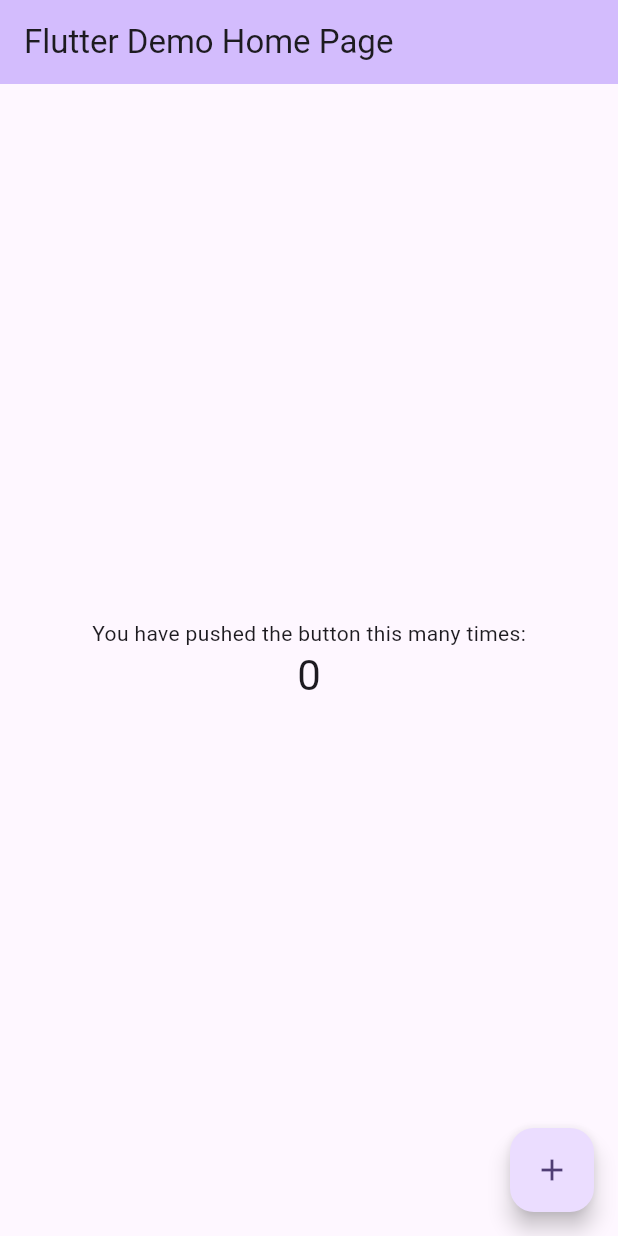
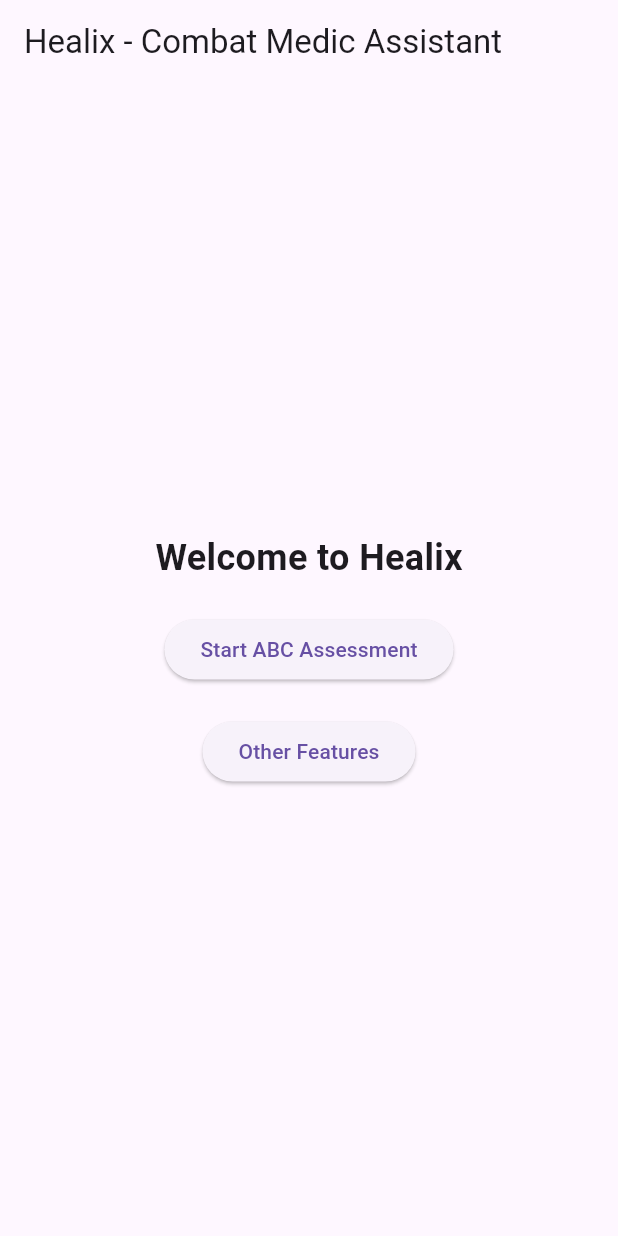
Before and after one commit to Dakwin/Healix, a Flutter app: the screen it shows after launch, on a phone screen of 412 x 824 dp. Run offline on Flutter 3.47's test engine with Material 3 defaults, Android fonts, the phone set to English and light mode, and no system bars.

Commit message:
Customize main screen layout for Healix app

```diff
--- a/lib/main.dart
+++ b/lib/main.dart
@@ -1,125 +1,60 @@
 import 'package:flutter/material.dart';
 
 void main() {
-  runApp(const MyApp());
+  runApp(HealixApp());
 }
 
-class MyApp extends StatelessWidget {
-  const MyApp({super.key});
-
-  // This widget is the root of your application.
+class HealixApp extends StatelessWidget {
   @override
   Widget build(BuildContext context) {
     return MaterialApp(
-      title: 'Flutter Demo',
+      title: 'Healix',
       theme: ThemeData(
-        // This is the theme of your application.
-        //
-        // TRY THIS: Try running your application with "flutter run". You'll see
-        // the application has a purple toolbar. Then, without quitting the app,
-        // try changing the seedColor in the colorScheme below to Colors.green
-        // and then invoke "hot reload" (save your changes or press the "hot
-        // reload" button in a Flutter-supported IDE, or press "r" if you used
-        // the command line to start the app).
-        //
-        // Notice that the counter didn't reset back to zero; the application
-        // state is not lost during the reload. To reset the state, use hot
-        // restart instead.
-        //
-        // This works for code too, not just values: Most code changes can be
-        // tested with just a hot reload.
-        colorScheme: ColorScheme.fromSeed(seedColor: Colors.deepPurple),
-        useMaterial3: true,
+        primarySwatch: Colors.teal,
       ),
-      home: const MyHomePage(title: 'Flutter Demo Home Page'),
+      home: MainScreen(),
     );
   }
 }
 
-class MyHomePage extends StatefulWidget {
-  const MyHomePage({super.key, required this.title});
-
-  // This widget is the home page of your application. It is stateful, meaning
-  // that it has a State object (defined below) that contains fields that affect
-  // how it looks.
-
-  // This class is the configuration for the state. It holds the values (in this
-  // case the title) provided by the parent (in this case the App widget) and
-  // used by the build method of the State. Fields in a Widget subclass are
-  // always marked "final".
-
-  final String title;
-
-  @override
-  State<MyHomePage> createState() => _MyHomePageState();
-}
-
-class _MyHomePageState extends State<MyHomePage> {
-  int _counter = 0;
-
-  void _incrementCounter() {
-    setState(() {
-      // This call to setState tells the Flutter framework that something has
-      // changed in this State, which causes it to rerun the build method below
-      // so that the display can reflect the updated values. If we changed
-      // _counter without calling setState(), then the build method would not be
-      // called again, and so nothing would appear to happen.
-      _counter++;
-    });
-  }
-
+class MainScreen extends StatelessWidget {
   @override
   Widget build(BuildContext context) {
-    // This method is rerun every time setState is called, for instance as done
-    // by the _incrementCounter method above.
-    //
-    // The Flutter framework has been optimized to make rerunning build methods
-    // fast, so that you can just rebuild anything that needs updating rather
-    // than having to individually change instances of widgets.
     return Scaffold(
       appBar: AppBar(
-        // TRY THIS: Try changing the color here to a specific color (to
-        // Colors.amber, perhaps?) and trigger a hot reload to see the AppBar
-        // change color while the other colors stay the same.
-        backgroundColor: Theme.of(context).colorScheme.inversePrimary,
-        // Here we take the value from the MyHomePage object that was created by
-        // the App.build method, and use it to set our appbar title.
-        title: Text(widget.title),
+        title: Text('Healix - Combat Medic Assistant'),
       ),
       body: Center(
-        // Center is a layout widget. It takes a single child and positions it
-        // in the middle of the parent.
         child: Column(
-          // Column is also a layout widget. It takes a list of children and
-          // arranges them vertically. By default, it sizes itself to fit its
-          // children horizontally, and tries to be as tall as its parent.
-          //
-          // Column has various properties to control how it sizes itself and
-          // how it positions its children. Here we use mainAxisAlignment to
-          // center the children vertically; the main axis here is the vertical
-          // axis because Columns are vertical (the cross axis would be
-          // horizontal).
-          //
-          // TRY THIS: Invoke "debug painting" (choose the "Toggle Debug Paint"
-          // action in the IDE, or press "p" in the console), to see the
-          // wireframe for each widget.
           mainAxisAlignment: MainAxisAlignment.center,
           children: <Widget>[
-            const Text(
-              'You have pushed the button this many times:',
+            Text(
+              'Welcome to Healix',
+              style: TextStyle(fontSize: 24.0, fontWeight: FontWeight.bold),
             ),
-            Text(
-              '$_counter',
-              style: Theme.of(context).textTheme.headlineMedium,
+            SizedBox(height: 20.0),
+            ElevatedButton(
+              onPressed: () {
+                // Placeholder for the ABC Guidance Screen
+                ScaffoldMessenger.of(context).showSnackBar(
+                  SnackBar(content: Text('ABC Guidance coming soon!')),
+                );
+              },
+              child: Text('Start ABC Assessment'),
+            ),
+            SizedBox(height: 20.0),
+            ElevatedButton(
+              onPressed: () {
+                // Placeholder for additional features
+                ScaffoldMessenger.of(context).showSnackBar(
+                  SnackBar(content: Text('More features coming soon!')),
+                );
+              },
+              child: Text('Other Features'),
             ),
           ],
         ),
       ),
-      floatingActionButton: FloatingActionButton(
-        onPressed: _incrementCounter,
-        tooltip: 'Increment',
-        child: const Icon(Icons.add),
-      ), // This trailing comma makes auto-formatting nicer for build methods.
     );
   }
 }
```
